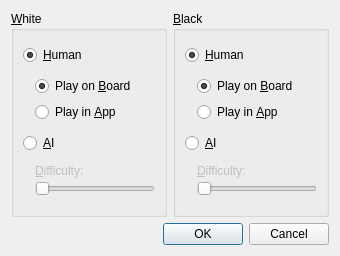
This is src/desktop/newgamedialog.ui in atomice1/bluecheese as Qt 5 draws it before an edit. The edited form follows.
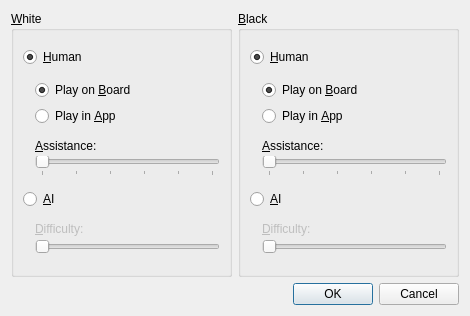
This is the edited form.

Commit message:
Support assistance levels
- Add assistance level slider to new game dialog.
- Use different score thresholds for each level.

```diff
--- a/src/desktop/newgamedialog.ui
+++ b/src/desktop/newgamedialog.ui
@@ -6,8 +6,8 @@
    <rect>
     <x>0</x>
     <y>0</y>
-    <width>340</width>
-    <height>256</height>
+    <width>470</width>
+    <height>316</height>
    </rect>
   </property>
   <property name="windowTitle">
@@ -21,7 +21,7 @@
        <property name="title">
         <string>&amp;White</string>
        </property>
-       <layout class="QVBoxLayout" name="verticalLayout_7">
+       <layout class="QVBoxLayout" name="verticalLayout_8">
         <item>
          <widget class="QRadioButton" name="whiteHumanRadioButton">
           <property name="text">
@@ -36,7 +36,7 @@
          </widget>
         </item>
         <item>
-         <layout class="QVBoxLayout" name="verticalLayout_4">
+         <layout class="QVBoxLayout" name="verticalLayout_7">
           <property name="leftMargin">
            <number>12</number>
           </property>
@@ -65,6 +65,57 @@
           </item>
          </layout>
         </item>
+        <item>
+         <layout class="QVBoxLayout" name="verticalLayout_4">
+          <property name="spacing">
+           <number>3</number>
+          </property>
+          <property name="leftMargin">
+           <number>12</number>
+          </property>
+          <item>
+           <widget class="QLabel" name="whiteAssistanceLevelLabel">
+            <property name="sizePolicy">
+             <sizepolicy hsizetype="Preferred" vsizetype="Fixed">
+              <horstretch>0</horstretch>
+              <verstretch>0</verstretch>
+             </sizepolicy>
+            </property>
+            <property name="text">
+             <string>&amp;Assistance:</string>
+            </property>
+            <property name="buddy">
+             <cstring>whiteAiDifficultySlider</cstring>
+            </property>
+           </widget>
+          </item>
+          <item>
+           <widget class="QSlider" name="whiteAssistanceLevelSlider">
+            <property name="minimum">
+             <number>1</number>
+            </property>
+            <property name="maximum">
+             <number>6</number>
+            </property>
+            <property name="singleStep">
+             <number>1</number>
+            </property>
+            <property name="pageStep">
+             <number>1</number>
+            </property>
+            <property name="value">
+             <number>1</number>
+            </property>
+            <property name="orientation">
+             <enum>Qt::Horizontal</enum>
+            </property>
+            <property name="tickPosition">
+             <enum>QSlider::TicksBelow</enum>
+            </property>
+           </widget>
+          </item>
+         </layout>
+        </item>
         <item>
          <widget class="QRadioButton" name="whiteAiRadioButton">
           <property name="text">
@@ -134,7 +185,7 @@
        <property name="title">
         <string>&amp;Black</string>
        </property>
-       <layout class="QVBoxLayout" name="verticalLayout_6">
+       <layout class="QVBoxLayout" name="verticalLayout_9">
         <item>
          <widget class="QRadioButton" name="blackHumanRadioButton">
           <property name="text">
@@ -178,6 +229,57 @@
           </item>
          </layout>
         </item>
+        <item>
+         <layout class="QVBoxLayout" name="verticalLayout_6">
+          <property name="spacing">
+           <number>3</number>
+          </property>
+          <property name="leftMargin">
+           <number>12</number>
+          </property>
+          <item>
+           <widget class="QLabel" name="blackAssistanceLevelLabel">
+            <property name="sizePolicy">
+             <sizepolicy hsizetype="Preferred" vsizetype="Fixed">
+              <horstretch>0</horstretch>
+              <verstretch>0</verstretch>
+             </sizepolicy>
+            </property>
+            <property name="text">
+             <string>&amp;Assistance:</string>
+            </property>
+            <property name="buddy">
+             <cstring>whiteAiDifficultySlider</cstring>
+            </property>
+           </widget>
+          </item>
+          <item>
+           <widget class="QSlider" name="blackAssistanceLevelSlider">
+            <property name="minimum">
+             <number>1</number>
+            </property>
+            <property name="maximum">
+             <number>6</number>
+            </property>
+            <property name="singleStep">
+             <number>1</number>
+            </property>
+            <property name="pageStep">
+             <number>1</number>
+            </property>
+            <property name="value">
+             <number>1</number>
+            </property>
+            <property name="orientation">
+             <enum>Qt::Horizontal</enum>
+            </property>
+            <property name="tickPosition">
+             <enum>QSlider::TicksBelow</enum>
+            </property>
+           </widget>
+          </item>
+         </layout>
+        </item>
         <item>
          <widget class="QRadioButton" name="blackAiRadioButton">
           <property name="text">
```
Left out of the diff: 76 changed lines with no effect on the pictures. The commit also changes 11 other files.
